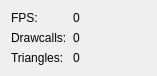
Qt form Suede/ui/statswidget.ui (OasisGallagher/Suede) before a commit.
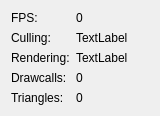
The same form after that commit.

```diff
--- a/Suede/ui/statswidget.ui
+++ b/Suede/ui/statswidget.ui
@@ -6,8 +6,8 @@
    <rect>
     <x>0</x>
     <y>0</y>
-    <width>157</width>
-    <height>74</height>
+    <width>160</width>
+    <height>114</height>
    </rect>
   </property>
   <property name="font">
@@ -36,27 +36,55 @@
       </widget>
      </item>
      <item row="1" column="0">
+      <widget class="QLabel" name="label_2">
+       <property name="text">
+        <string>Culling:</string>
+       </property>
+      </widget>
+     </item>
+     <item row="1" column="1">
+      <widget class="QLabel" name="culling">
+       <property name="text">
+        <string>TextLabel</string>
+       </property>
+      </widget>
+     </item>
+     <item row="2" column="0">
+      <widget class="QLabel" name="label_4">
+       <property name="text">
+        <string>Rendering:</string>
+       </property>
+      </widget>
+     </item>
+     <item row="2" column="1">
+      <widget class="QLabel" name="rendering">
+       <property name="text">
+        <string>TextLabel</string>
+       </property>
+      </widget>
+     </item>
+     <item row="3" column="0">
       <widget class="QLabel" name="label_3">
        <property name="text">
         <string>Drawcalls:</string>
        </property>
       </widget>
      </item>
-     <item row="1" column="1">
+     <item row="3" column="1">
       <widget class="QLabel" name="drawcalls">
        <property name="text">
         <string>0</string>
        </property>
       </widget>
      </item>
-     <item row="2" column="0">
+     <item row="4" column="0">
       <widget class="QLabel" name="label_5">
        <property name="text">
         <string>Triangles:</string>
        </property>
       </widget>
      </item>
-     <item row="2" column="1">
+     <item row="4" column="1">
       <widget class="QLabel" name="triangles">
        <property name="text">
         <string>0</string>
```
